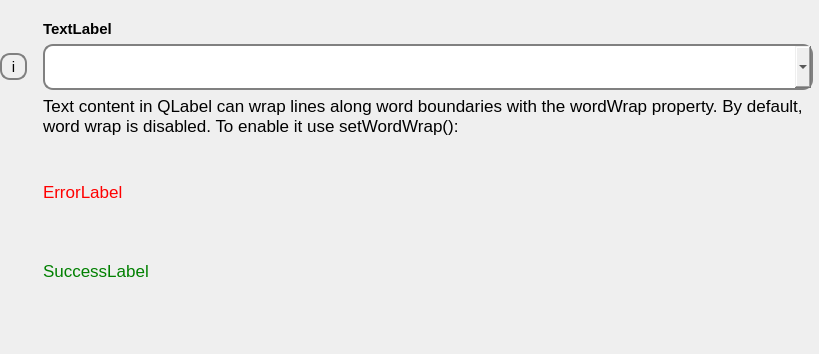
Above: lfb_regeneration_wildlife_impact/gui/form/dropdown.ui from b-lack/qgis-fim-plugin before the change. Below: the same form after it.
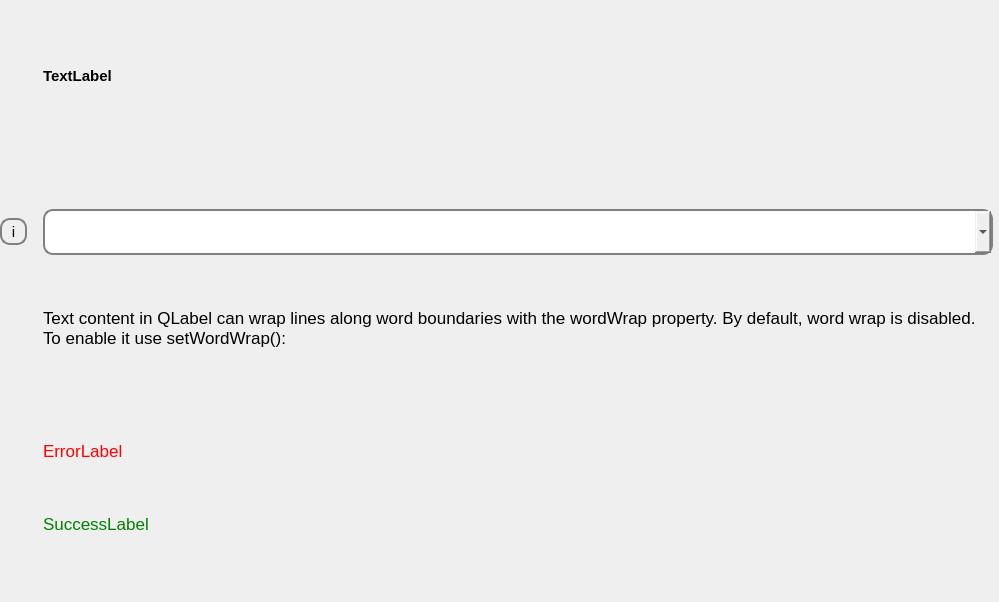
That is the form after the change.

```diff
--- a/lfb_regeneration_wildlife_impact/gui/form/dropdown.ui
+++ b/lfb_regeneration_wildlife_impact/gui/form/dropdown.ui
@@ -6,10 +6,16 @@
    <rect>
     <x>0</x>
     <y>0</y>
-    <width>819</width>
-    <height>354</height>
+    <width>999</width>
+    <height>602</height>
    </rect>
   </property>
+  <property name="sizePolicy">
+   <sizepolicy hsizetype="Preferred" vsizetype="Fixed">
+    <horstretch>0</horstretch>
+    <verstretch>0</verstretch>
+   </sizepolicy>
+  </property>
   <property name="windowTitle">
    <string>Form</string>
   </property>
@@ -26,26 +32,32 @@
    <property name="bottomMargin">
     <number>20</number>
    </property>
-   <item row="5" column="1">
-    <widget class="QLabel" name="lfbTextFieldError">
-     <property name="font">
-      <font>
-       <pointsize>13</pointsize>
-      </font>
+   <item row="2" column="1">
+    <widget class="QWidget" name="horizontalWidget" native="true">
+     <property name="sizePolicy">
+      <sizepolicy hsizetype="Preferred" vsizetype="Fixed">
+       <horstretch>0</horstretch>
+       <verstretch>0</verstretch>
+      </sizepolicy>
      </property>
-     <property name="styleSheet">
-      <string notr="true">color: red;</string>
-     </property>
-     <property name="text">
-      <string>ErrorLabel</string>
-     </property>
-     <property name="alignment">
-      <set>Qt::AlignLeading|Qt::AlignLeft|Qt::AlignTop</set>
-     </property>
+     <layout class="QHBoxLayout" name="lfbChipsLayout"/>
     </widget>
    </item>
-   <item row="6" column="1">
+   <item row="4" column="1" colspan="2">
+    <layout class="QGridLayout" name="lfbReplaceWidget">
+     <property name="spacing">
+      <number>0</number>
+     </property>
+    </layout>
+   </item>
+   <item row="7" column="1">
     <widget class="QLabel" name="lfbTextFieldSuccess">
+     <property name="sizePolicy">
+      <sizepolicy hsizetype="Preferred" vsizetype="Fixed">
+       <horstretch>0</horstretch>
+       <verstretch>0</verstretch>
+      </sizepolicy>
+     </property>
      <property name="font">
       <font>
        <pointsize>13</pointsize>
@@ -82,27 +94,7 @@
      </property>
     </widget>
    </item>
-   <item row="4" column="1">
-    <widget class="QLabel" name="lfbTextFieldHelp">
-     <property name="font">
-      <font>
-       <pointsize>13</pointsize>
-      </font>
-     </property>
-     <property name="text">
-      <string>Text content in QLabel can wrap lines along word boundaries with the wordWrap property. By default, word wrap is disabled. To enable it use setWordWrap():
-
-</string>
-     </property>
-     <property name="alignment">
-      <set>Qt::AlignLeading|Qt::AlignLeft|Qt::AlignTop</set>
-     </property>
-     <property name="wordWrap">
-      <bool>true</bool>
-     </property>
-    </widget>
-   </item>
-   <item row="2" column="0">
+   <item row="3" column="0">
     <widget class="QToolButton" name="lfbTextFieldDescriptionBtn">
      <property name="font">
       <font>
@@ -126,7 +118,7 @@
      </property>
     </widget>
    </item>
-   <item row="2" column="1">
+   <item row="3" column="1">
     <widget class="QComboBox" name="lfbComboBox">
      <property name="sizePolicy">
       <sizepolicy hsizetype="Expanding" vsizetype="Fixed">
@@ -154,12 +146,55 @@
      </property>
     </widget>
    </item>
-   <item row="3" column="1" colspan="2">
-    <layout class="QGridLayout" name="lfbReplaceWidget">
-     <property name="spacing">
-      <number>0</number>
+   <item row="5" column="1">
+    <widget class="QLabel" name="lfbTextFieldHelp">
+     <property name="sizePolicy">
+      <sizepolicy hsizetype="Preferred" vsizetype="Fixed">
+       <horstretch>0</horstretch>
+       <verstretch>0</verstretch>
+      </sizepolicy>
      </property>
-    </layout>
+     <property name="font">
+      <font>
+       <pointsize>13</pointsize>
+      </font>
+     </property>
+     <property name="text">
+      <string>Text content in QLabel can wrap lines along word boundaries with the wordWrap property. By default, word wrap is disabled. To enable it use setWordWrap():
+
+</string>
+     </property>
+     <property name="alignment">
+      <set>Qt::AlignLeading|Qt::AlignLeft|Qt::AlignTop</set>
+     </property>
+     <property name="wordWrap">
+      <bool>true</bool>
+     </property>
+    </widget>
+   </item>
+   <item row="6" column="1">
+    <widget class="QLabel" name="lfbTextFieldError">
+     <property name="sizePolicy">
+      <sizepolicy hsizetype="Preferred" vsizetype="Fixed">
+       <horstretch>0</horstretch>
+       <verstretch>0</verstretch>
+      </sizepolicy>
+     </property>
+     <property name="font">
+      <font>
+       <pointsize>13</pointsize>
+      </font>
+     </property>
+     <property name="styleSheet">
+      <string notr="true">color: red;</string>
+     </property>
+     <property name="text">
+      <string>ErrorLabel</string>
+     </property>
+     <property name="alignment">
+      <set>Qt::AlignLeading|Qt::AlignLeft|Qt::AlignTop</set>
+     </property>
+    </widget>
    </item>
   </layout>
  </widget>
```
